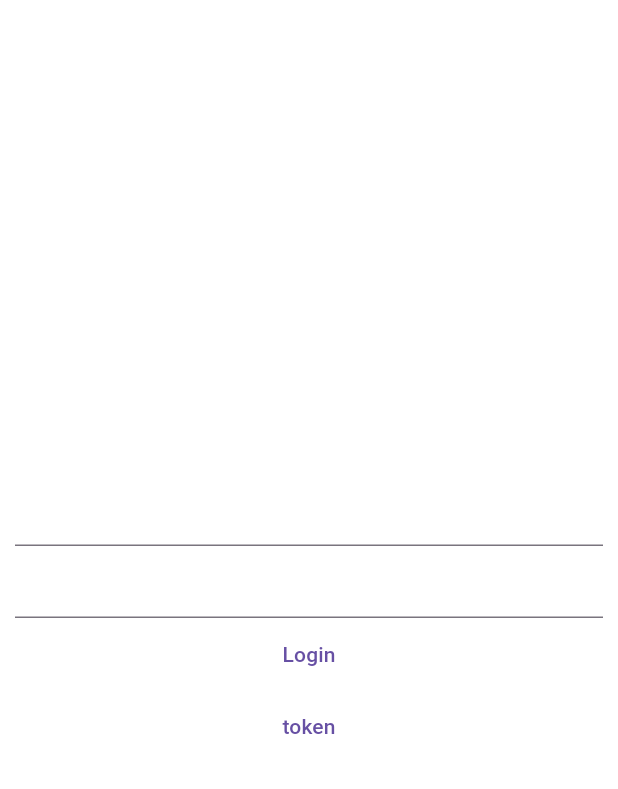
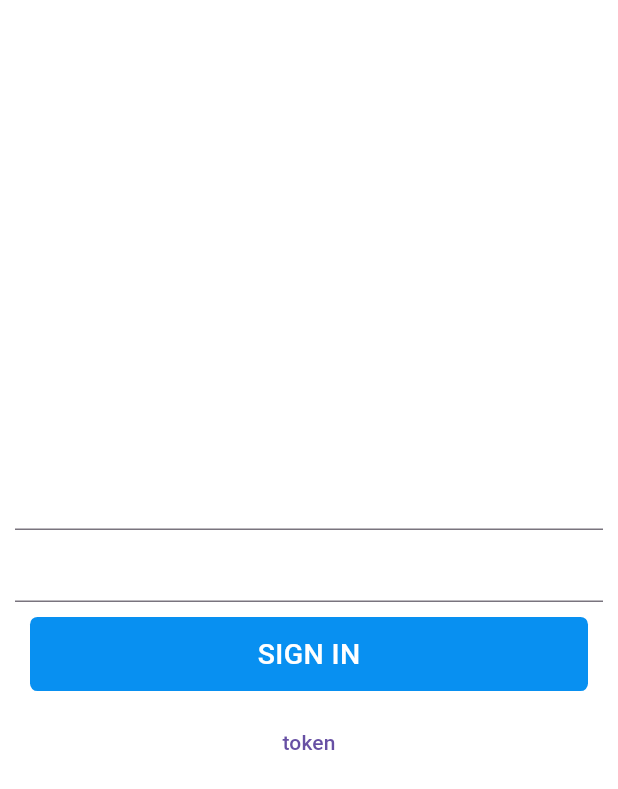
Before and after one commit to dinodtharinda/kleen-mobile-flutter, a Flutter app: the screen it shows after launch, on a phone screen of 412 x 824 dp. Shown: the top 789 px of the screen. Run offline on Flutter 3.47's test engine with Material 3 defaults, Android fonts, the phone set to English and light mode, and no system bars; our stand-ins replace cross_file, get, shared_preferences.

Commit message:
themes and app primary button

```diff
--- a/lib/themes/themes.dart
+++ b/lib/themes/themes.dart
@@ -5,6 +5,20 @@ class AppThemes {
   static ThemeData lightTheme = ThemeData.light().copyWith(
     scaffoldBackgroundColor: AppColor.lightColor,
     primaryColor: AppColor.primaryColor,
-    appBarTheme: const AppBarTheme(color: AppColor.lightColor)
+    appBarTheme: const AppBarTheme(color: AppColor.lightColor),
+
+    //dark mode
+    primaryColorLight: AppColor.lightColor,
+    primaryColorDark: AppColor.darkColor,
+  );
+
+   static ThemeData darkTheme = ThemeData.light().copyWith(
+    scaffoldBackgroundColor: AppColor.darkColor,
+    primaryColor: AppColor.primaryColor,
+    appBarTheme: const AppBarTheme(color: AppColor.darkColor),
+
+    //dark mode
+    primaryColorLight: AppColor.darkColor,
+    primaryColorDark: AppColor.lightColor,
   );
 }
--- a/lib/utils/app_colors.dart
+++ b/lib/utils/app_colors.dart
@@ -5,7 +5,5 @@ class AppColor{
  static const Color secondaryColor = Color(0xFFFFD06D);
  static const Color backColor = Colors.black;
  static const Color lightColor = Colors.white;
- static const Color darkColor = Colors.grey;
-
-
+ static const Color darkColor = Colors.black;
 }
--- /dev/null
+++ b/lib/utils/dimensions.dart
@@ -0,0 +1,23 @@
+// ignore_for_file: constant_identifier_names
+
+class Dimensions {
+  static const double FONT_SIZE_EXTRA_SMALL = 10.0;
+  static const double FONT_SIZE_SMALL = 12.0;
+  static const double FONT_SIZE_DEFAULT = 14.0;
+  static const double FONT_SIZE_LARGE = 16.0;
+  static const double FONT_SIZE_EXTRA_LARGE = 18.0;
+  static const double FONT_SIZE_OVER_LARGE = 24.0;
+  static const double FONT_SIZE_BUTTON = 19;
+
+
+  static const double PADDING_SIZE_EXTRA_SMALL = 5.0;
+  static const double PADDING_SIZE_SMALL = 10.0;
+  static const double PADDING_SIZE_DEFAULT = 15.0;
+  static const double PADDING_SIZE_LARGE = 20.0;
+  static const double PADDING_SIZE_EXTRA_LARGE = 25.0;
+
+  static const double RADIUS_SMALL = 5.0;
+  static const double RADIUS_DEFAULT = 10.0;
+  static const double RADIUS_LARGE = 15.0;
+  static const double RADIUS_EXTRA_LARGE = 20.0;
+}
--- a/lib/views/screens/auth/sign_in_screen.dart
+++ b/lib/views/screens/auth/sign_in_screen.dart
@@ -3,6 +3,7 @@ import 'package:flutter/material.dart';
 import 'package:get/get.dart';
 import 'package:kleen/controllers/auth_controller.dart';
 import 'package:kleen/utils/app_constants.dart';
+import 'package:kleen/widgets/app_widgets.dart';
 import 'package:shared_preferences/shared_preferences.dart';
 
 class SignInScreen extends StatefulWidget {
@@ -21,9 +22,7 @@ class _SignInScreenState extends State<SignInScreen> {
       body: GetBuilder<AuthController>(
         builder: (authController) {
           return Center(
-            child: authController.isLoading
-                ? const CircularProgressIndicator()
-                : Padding(
+            child: Padding(
               padding: const EdgeInsets.all(10),
               child: Column(
                 mainAxisAlignment: MainAxisAlignment.center,
@@ -34,22 +33,24 @@ class _SignInScreenState extends State<SignInScreen> {
                   TextField(
                     controller: passwordController,
                   ),
-                        TextButton(
-                            onPressed: () {
+                  PrimaryAppButton(
+                    title: "SIGN IN",
+                    isLoading: authController.isLoading,
+                    onTap: () {
                       _login(authController, emailController,
                           passwordController, context);
                     },
-                            child: const Text("Login")),
+                  ),
                   TextButton(
                       onPressed: () async {
                         SharedPreferences sharedPreferences =
                             await SharedPreferences.getInstance();
 
-                              String? token = sharedPreferences
-                                  .getString(AppConstants.TOKEN);
+                        String? token =
+                            sharedPreferences.getString(AppConstants.TOKEN);
                         print(token ?? "NO TOKEN");
                       },
-                            child: const Text("token"))
+                      child: const Text("token")),
                 ],
               ),
             ),
--- a/lib/widgets/app_widgets.dart
+++ b/lib/widgets/app_widgets.dart
@@ -1,14 +1,17 @@
+// ignore_for_file: avoid_print, prefer_function_declarations_over_variables, no_leading_underscores_for_local_identifiers, unused_local_variable
+
 import 'package:flutter/material.dart';
+import 'package:kleen/utils/app_colors.dart';
+import 'package:kleen/utils/dimensions.dart';
 
 class PrimaryAppBar extends StatelessWidget implements PreferredSizeWidget {
-   const PrimaryAppBar(
-      {super.key,
+  const PrimaryAppBar({
+    super.key,
     this.title = "",
     this.actions = const [],
     this.leading = const SizedBox(),
     this.fontSize = 17,
     this.fontWeight = FontWeight.w700,
-
   });
   final String title;
   final List<Widget> actions;
@@ -33,3 +36,60 @@ class PrimaryAppBar extends StatelessWidget implements PreferredSizeWidget {
   @override
   Size get preferredSize => const Size(double.infinity, kToolbarHeight);
 }
+
+
+
+
+class PrimaryAppButton extends StatelessWidget {
+
+
+  final Color color;
+  final String title;
+  final VoidCallback onTap;
+  final bool isLoading;
+  const PrimaryAppButton(
+      {super.key,
+      this.color = AppColor.primaryColor,
+      required this.title,
+      required this.onTap,
+      this.isLoading = false});
+
+
+  @override
+  Widget build(BuildContext context) {
+       final Color _lightColor = Theme.of(context).primaryColorLight;
+       final Color _darkColor = Theme.of(context).primaryColorLight;
+
+    return GestureDetector(
+      onTap: onTap,
+      child: Container(
+        margin: const EdgeInsets.all(10),
+        width: double.infinity,
+        height: MediaQuery.of(context).size.width * 0.12,
+        decoration: BoxDecoration(
+          color: color,
+          borderRadius: BorderRadius.circular(
+            Dimensions.RADIUS_SMALL,
+          ),
+        ),
+        child: Center(
+            child: isLoading
+                ?  SizedBox(
+                    width: 25,
+                    height: 25,
+                    child: CircularProgressIndicator(
+                      color: _lightColor,
+                      strokeWidth: 2,
+                    ),
+                  )
+                : Text(
+                    title,
+                    style: TextStyle(
+                        color: _lightColor,
+                        fontSize: Dimensions.FONT_SIZE_BUTTON,
+                        fontWeight: FontWeight.w500),
+                  )),
+      ),
+    );
+  }
+}
```
Lines whose indentation alone changed are shown as unchanged.
